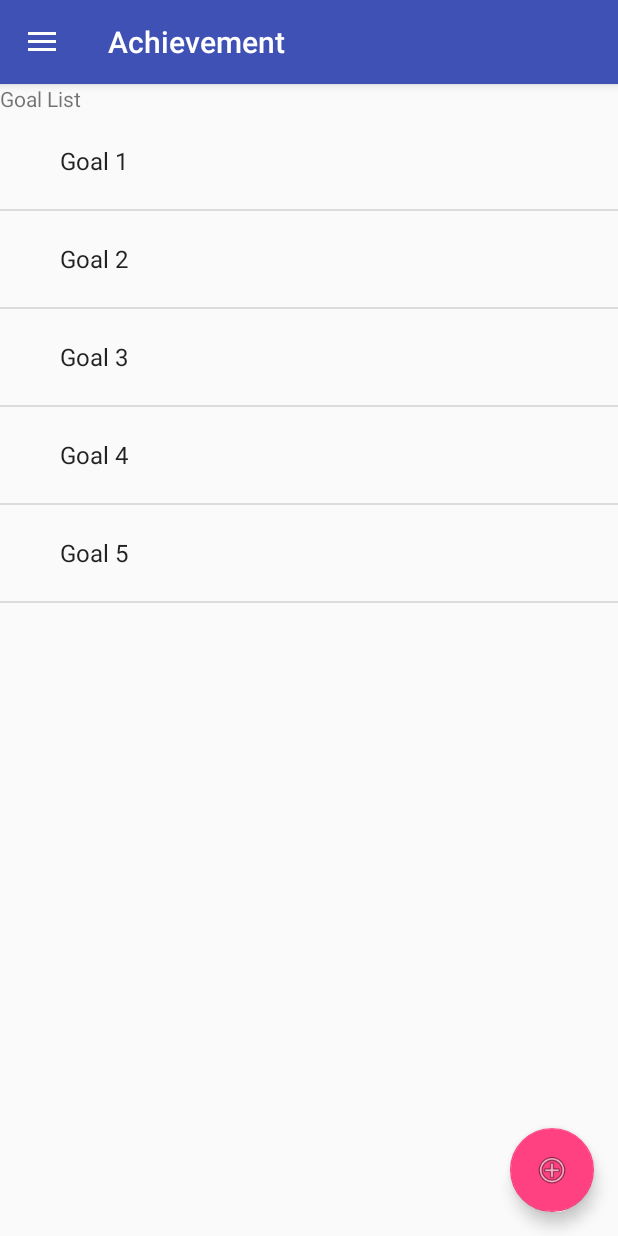
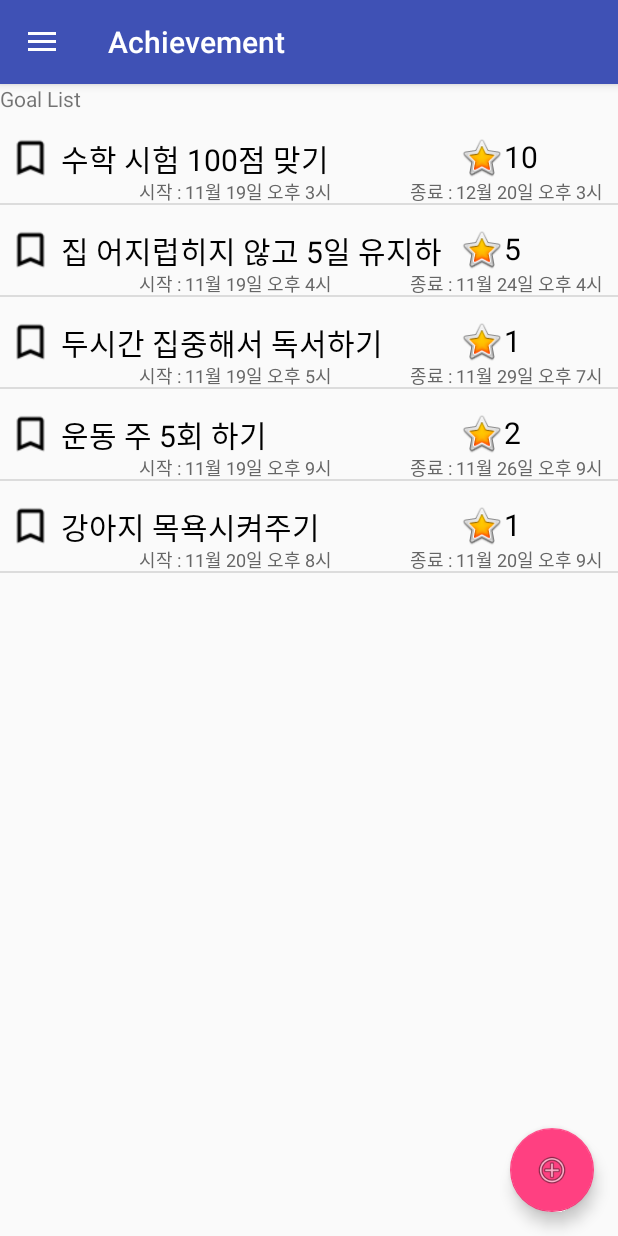
Before and after one commit to Durumari/partner, an Android app: the screen it shows after launch (MainActivity), in the side drawer, after a tap on "Achievement", on a phone screen of 412 x 824 dp. Run offline under Robolectric (Android 15) with nearby library versions, the phone set to English and light mode, and no system bars; libraries missing offline, so code that uses them is left out: com.naver.speech, com.perples.recosdk, net.daum.mf; 16 statements that could not run were skipped.

Commit message:
added assistant & achievement list layout and adapter.

```diff
--- /dev/null
+++ b/app/src/main/java/com/a3did/partner/adapterlist/AccountListAdapter.java
@@ -0,0 +1,8 @@
+package com.a3did.partner.adapterlist;
+
+/**
+ * Created by Joonhyun on 2016-11-19.
+ */
+
+public class AccountListAdapter {
+}
--- /dev/null
+++ b/app/src/main/java/com/a3did/partner/adapterlist/AchievementListAdapter.java
@@ -0,0 +1,90 @@
+package com.a3did.partner.adapterlist;
+
+import android.content.Context;
+import android.graphics.drawable.Drawable;
+import android.view.LayoutInflater;
+import android.view.View;
+import android.view.ViewGroup;
+import android.widget.BaseAdapter;
+import android.widget.ImageView;
+import android.widget.TextView;
+
+import com.a3did.partner.partner.R;
+
+import java.util.ArrayList;
+
+/**
+ * Created by Joonhyun on 2016-11-19.
+ */
+public class AchievementListAdapter extends BaseAdapter {
+    // Adapter에 추가된 데이터를 저장하기 위한 ArrayList
+    private ArrayList<AchievementListData> listViewItemList = new ArrayList<AchievementListData>() ;
+
+    // ListViewAdapter의 생성자
+    public AchievementListAdapter() {
+
+    }
+
+    // Adapter에 사용되는 데이터의 개수를 리턴. : 필수 구현
+    @Override
+    public int getCount() {
+        return listViewItemList.size() ;
+    }
+
+    // position에 위치한 데이터를 화면에 출력하는데 사용될 View를 리턴. : 필수 구현
+    @Override
+    public View getView(int position, View convertView, ViewGroup parent) {
+        final int pos = position;
+        final Context context = parent.getContext();
+
+        // "listview_item" Layout을 inflate하여 convertView 참조 획득.
+        if (convertView == null) {
+            LayoutInflater inflater = (LayoutInflater) context.getSystemService(Context.LAYOUT_INFLATER_SERVICE);
+            convertView = inflater.inflate(R.layout.list_row_achievement, parent, false);
+        }
+
+        // 화면에 표시될 View(Layout이 inflate된)으로부터 위젯에 대한 참조 획득
+        ImageView iconImageView = (ImageView) convertView.findViewById(R.id.imageView_achievement) ;
+        TextView goalTextView = (TextView) convertView.findViewById(R.id.textView_goal) ;
+        TextView starTextView = (TextView) convertView.findViewById(R.id.textview_starnum1) ;
+        TextView fromTextView = (TextView) convertView.findViewById(R.id.textView_achievement_from) ;
+        TextView toTextView = (TextView) convertView.findViewById(R.id.textView_achievement_to) ;
+
+        // Data Set(listViewItemList)에서 position에 위치한 데이터 참조 획득
+        AchievementListData listViewItem = listViewItemList.get(position);
+
+        // 아이템 내 각 위젯에 데이터 반영
+        iconImageView.setImageDrawable(listViewItem.getIcon());
+        goalTextView.setText(listViewItem.getTitle());
+        starTextView.setText("" + listViewItem.getStarNumber());
+        fromTextView.setText(listViewItem.getFromStr());
+        toTextView.setText(listViewItem.getToStr());
+
+        return convertView;
+    }
+
+    // 지정한 위치(position)에 있는 데이터와 관계된 아이템(row)의 ID를 리턴. : 필수 구현
+    @Override
+    public long getItemId(int position) {
+        return position ;
+    }
+
+    // 지정한 위치(position)에 있는 데이터 리턴 : 필수 구현
+    @Override
+    public Object getItem(int position) {
+        return listViewItemList.get(position) ;
+    }
+
+    // 아이템 데이터 추가를 위한 함수. 개발자가 원하는대로 작성 가능.
+    public void addItem(Drawable icon, String goal, int rewardNumber, String fromDate, String toDate) {
+        AchievementListData item = new AchievementListData();
+
+        item.setIcon(icon);
+        item.setTitle(goal);
+        item.setStarNumber(rewardNumber);
+        item.setFromStr("시작 : " + fromDate);
+        item.setToStr("종료 : " + toDate);
+
+        listViewItemList.add(item);
+    }
+}
--- /dev/null
+++ b/app/src/main/java/com/a3did/partner/adapterlist/AchievementListData.java
@@ -0,0 +1,47 @@
+package com.a3did.partner.adapterlist;
+
+import android.graphics.drawable.Drawable;
+
+/**
+ * Created by Joonhyun on 2016-11-19.
+ */
+
+public class AchievementListData {
+    private Drawable iconDrawable ;
+    private String titleStr ;
+    private String fromStr ;
+    private String toStr ;
+    private int starNumber;
+
+    public void setIcon(Drawable icon) {
+        iconDrawable = icon ;
+    }
+    public void setTitle(String title) {
+        titleStr = title ;
+    }
+    public void setFromStr(String from) {
+        fromStr = from ;
+    }
+    public void setToStr(String to) {
+        toStr = to ;
+    }
+    public void setStarNumber(int num) {
+        starNumber = num ;
+    }
+
+    public Drawable getIcon() {
+        return this.iconDrawable ;
+    }
+    public String getTitle() {
+        return this.titleStr ;
+    }
+    public String getFromStr() {
+        return this.fromStr ;
+    }
+    public String getToStr() {
+        return this.toStr ;
+    }
+    public int getStarNumber() {
+        return this.starNumber;
+    }
+}
--- /dev/null
+++ b/app/src/main/java/com/a3did/partner/adapterlist/AssistantListAdapter.java
@@ -0,0 +1,84 @@
+package com.a3did.partner.adapterlist;
+
+import android.content.Context;
+import android.graphics.drawable.Drawable;
+import android.view.LayoutInflater;
+import android.view.View;
+import android.view.ViewGroup;
+import android.widget.BaseAdapter;
+import android.widget.ImageView;
+import android.widget.TextView;
+
+import com.a3did.partner.partner.R;
+
+import java.util.ArrayList;
+
+/**
+ * Created by Joonhyun on 2016-11-19.
+ */
+public class AssistantListAdapter extends BaseAdapter {
+    // Adapter에 추가된 데이터를 저장하기 위한 ArrayList
+    private ArrayList<AssistantListData> listViewItemList = new ArrayList<AssistantListData>() ;
+
+    // ListViewAdapter의 생성자
+    public AssistantListAdapter() {
+
+    }
+
+    // Adapter에 사용되는 데이터의 개수를 리턴. : 필수 구현
+    @Override
+    public int getCount() {
+        return listViewItemList.size() ;
+    }
+
+    // position에 위치한 데이터를 화면에 출력하는데 사용될 View를 리턴. : 필수 구현
+    @Override
+    public View getView(int position, View convertView, ViewGroup parent) {
+        final int pos = position;
+        final Context context = parent.getContext();
+
+        // "listview_item" Layout을 inflate하여 convertView 참조 획득.
+        if (convertView == null) {
+            LayoutInflater inflater = (LayoutInflater) context.getSystemService(Context.LAYOUT_INFLATER_SERVICE);
+            convertView = inflater.inflate(R.layout.list_row_assistant, parent, false);
+        }
+
+        // 화면에 표시될 View(Layout이 inflate된)으로부터 위젯에 대한 참조 획득
+        ImageView iconImageView = (ImageView) convertView.findViewById(R.id.imageView1) ;
+        TextView titleTextView = (TextView) convertView.findViewById(R.id.textView1) ;
+        TextView descTextView = (TextView) convertView.findViewById(R.id.textView2) ;
+
+        // Data Set(listViewItemList)에서 position에 위치한 데이터 참조 획득
+        AssistantListData listViewItem = listViewItemList.get(position);
+
+        // 아이템 내 각 위젯에 데이터 반영
+        iconImageView.setImageDrawable(listViewItem.getIcon());
+        titleTextView.setText(listViewItem.getTitle());
+        descTextView.setText(listViewItem.getDate());
+
+        return convertView;
+    }
+
+    // 지정한 위치(position)에 있는 데이터와 관계된 아이템(row)의 ID를 리턴. : 필수 구현
+    @Override
+    public long getItemId(int position) {
+        return position ;
+    }
+
+    // 지정한 위치(position)에 있는 데이터 리턴 : 필수 구현
+    @Override
+    public Object getItem(int position) {
+        return listViewItemList.get(position) ;
+    }
+
+    // 아이템 데이터 추가를 위한 함수. 개발자가 원하는대로 작성 가능.
+    public void addItem(Drawable icon, String title, String desc) {
+        AssistantListData item = new AssistantListData();
+
+        item.setIcon(icon);
+        item.setTitle(title);
+        item.setDate(desc);
+
+        listViewItemList.add(item);
+    }
+}
--- /dev/null
+++ b/app/src/main/java/com/a3did/partner/adapterlist/AssistantListData.java
@@ -0,0 +1,34 @@
+package com.a3did.partner.adapterlist;
+
+import android.graphics.drawable.Drawable;
+
+/**
+ * Created by Joonhyun on 2016-11-19.
+ */
+
+public class AssistantListData {
+    private Drawable iconDrawable ;
+    private String titleStr ;
+    private String dateStr ;
+
+    public void setIcon(Drawable icon) {
+        iconDrawable = icon ;
+    }
+    public void setTitle(String title) {
+        titleStr = title ;
+    }
+    public void setDate(String desc) {
+        dateStr = desc ;
+    }
+
+    public Drawable getIcon() {
+        return this.iconDrawable ;
+    }
+    public String getTitle() {
+        return this.titleStr ;
+    }
+    public String getDate() {
+        return this.dateStr ;
+    }
+
+}
--- a/app/src/main/java/com/a3did/partner/fragmentlist/AchievementFragment.java
+++ b/app/src/main/java/com/a3did/partner/fragmentlist/AchievementFragment.java
@@ -4,12 +4,14 @@ import android.content.Context;
 import android.net.Uri;
 import android.os.Bundle;
 import android.app.Fragment;
+import android.support.v4.content.ContextCompat;
 import android.view.LayoutInflater;
 import android.view.View;
 import android.view.ViewGroup;
 import android.widget.ArrayAdapter;
 import android.widget.ListView;
 
+import com.a3did.partner.adapterlist.AchievementListAdapter;
 import com.a3did.partner.partner.R;
 
 import java.util.ArrayList;
@@ -36,8 +38,7 @@ public class AchievementFragment extends android.support.v4.app.Fragment {
     private OnFragmentInteractionListener mListener;
 
     ListView mListView;
-    ArrayList<String> mDateList;
-    ArrayAdapter<String> mListAdapter;
+    AchievementListAdapter mListAdapter;
 
     public AchievementFragment() {
         // Required empty public constructor
@@ -75,7 +76,7 @@ public class AchievementFragment extends android.support.v4.app.Fragment {
                              Bundle savedInstanceState) {
         // Inflate the layout for this fragment
         View v = inflater.inflate(R.layout.fragment_achievement, container, false);
-        mDateList = new ArrayList<String>();
+        /*mDateList = new ArrayList<String>();
         mDateList.add("Goal 1");
         mDateList.add("Goal 2");
         mDateList.add("Goal 3");
@@ -83,6 +84,22 @@ public class AchievementFragment extends android.support.v4.app.Fragment {
         mDateList.add("Goal 5");
         mListView = (ListView)v.findViewById(R.id.goal_list);
         mListAdapter = new ArrayAdapter(getActivity(), android.R.layout.simple_expandable_list_item_1,mDateList);
+        mListView.setAdapter(mListAdapter);*/
+
+        mListAdapter = new AchievementListAdapter();
+
+        mListAdapter.addItem(ContextCompat.getDrawable(v.getContext(), R.drawable.ic_bookmark_border_black_24dp),
+                "수학 시험 100점 맞기", 10, "11월 19일 오후 3시", "12월 20일 오후 3시");
+        mListAdapter.addItem(ContextCompat.getDrawable(v.getContext(), R.drawable.ic_bookmark_border_black_24dp),
+                "집 어지럽히지 않고 5일 유지하기", 5, "11월 19일 오후 4시", "11월 24일 오후 4시");
+        mListAdapter.addItem(ContextCompat.getDrawable(v.getContext(), R.drawable.ic_bookmark_border_black_24dp),
+                "두시간 집중해서 독서하기", 1, "11월 19일 오후 5시", "11월 29일 오후 7시");
+        mListAdapter.addItem(ContextCompat.getDrawable(v.getContext(), R.drawable.ic_bookmark_border_black_24dp),
+                "운동 주 5회 하기", 2, "11월 19일 오후 9시", "11월 26일 오후 9시");
+        mListAdapter.addItem(ContextCompat.getDrawable(v.getContext(), R.drawable.ic_bookmark_border_black_24dp),
+                "강아지 목욕시켜주기", 1, "11월 20일 오후 8시", "11월 20일 오후 9시");
+
+        mListView = (ListView)v.findViewById(R.id.goal_list);
         mListView.setAdapter(mListAdapter);
         return v;
     }
--- a/app/src/main/java/com/a3did/partner/fragmentlist/AssistantFragment.java
+++ b/app/src/main/java/com/a3did/partner/fragmentlist/AssistantFragment.java
@@ -4,12 +4,15 @@ import android.content.Context;
 import android.net.Uri;
 import android.os.Bundle;
 import android.app.Fragment;
+import android.support.v4.content.ContextCompat;
 import android.view.LayoutInflater;
 import android.view.View;
 import android.view.ViewGroup;
 import android.widget.ArrayAdapter;
 import android.widget.ListView;
 
+import com.a3did.partner.adapterlist.AssistantListAdapter;
+import com.a3did.partner.adapterlist.AssistantListData;
 import com.a3did.partner.partner.R;
 
 import java.util.ArrayList;
@@ -36,8 +39,8 @@ public class AssistantFragment extends android.support.v4.app.Fragment {
     private OnFragmentInteractionListener mListener;
 
     ListView mListView;
-    ArrayList<String> mDateList;
-    ArrayAdapter<String> mListAdapter;
+    AssistantListAdapter mListAdapter;
+    //ArrayAdapter<String> mListAdapter;
 
     public AssistantFragment() {
         // Required empty public constructor
@@ -75,7 +78,8 @@ public class AssistantFragment extends android.support.v4.app.Fragment {
                              Bundle savedInstanceState) {
         // Inflate the layout for this fragment
         View v = inflater.inflate(R.layout.fragment_assistant, container, false);
-        mDateList = new ArrayList<String>();
+
+        /*mDateList = new ArrayList<String>();
         mDateList.add("Schedule Item 1");
         mDateList.add("Schedule Item 2");
         mDateList.add("Schedule Item 3");
@@ -85,6 +89,27 @@ public class AssistantFragment extends android.support.v4.app.Fragment {
         mDateList.add("Schedule Item 7");
         mListView = (ListView)v.findViewById(R.id.schedule_list);
         mListAdapter = new ArrayAdapter(getActivity(), android.R.layout.simple_expandable_list_item_1,mDateList);
+        mListView.setAdapter(mListAdapter);*/
+
+        mListAdapter = new AssistantListAdapter();
+        // 첫 번째 아이템 추가.
+        mListAdapter.addItem(ContextCompat.getDrawable(v.getContext(), R.drawable.ic_home_black_24dp),
+                "방 청소하기", "11월 19일 오후 3시") ;
+        // 두 번째 아이템 추가.
+        mListAdapter.addItem(ContextCompat.getDrawable(v.getContext(), R.drawable.ic_assignment_black_24dp),
+                "수학 숙제하기", "11월 19일 오후 4시") ;
+        // 세 번째 아이템 추가.
+        mListAdapter.addItem(ContextCompat.getDrawable(v.getContext(), R.drawable.ic_home_black_24dp),
+                "강아지 먹이주기", "11월 19일 오후 5시") ;
+
+        mListAdapter.addItem(ContextCompat.getDrawable(v.getContext(), R.drawable.ic_bookmark_border_black_24dp),
+                "미술학원 가기", "11월 19일 오후 6시") ;
+        mListAdapter.addItem(ContextCompat.getDrawable(v.getContext(), R.drawable.ic_assignment_black_24dp),
+                "인터넷 강의 보기", "11월 19일 오후 8시") ;
+        mListAdapter.addItem(ContextCompat.getDrawable(v.getContext(), R.drawable.ic_home_black_24dp),
+                "자기 전에 영양제먹기", "11월 19일 오후 9시") ;
+
+        mListView = (ListView)v.findViewById(R.id.schedule_list);
         mListView.setAdapter(mListAdapter);
         return v;
     }
```
